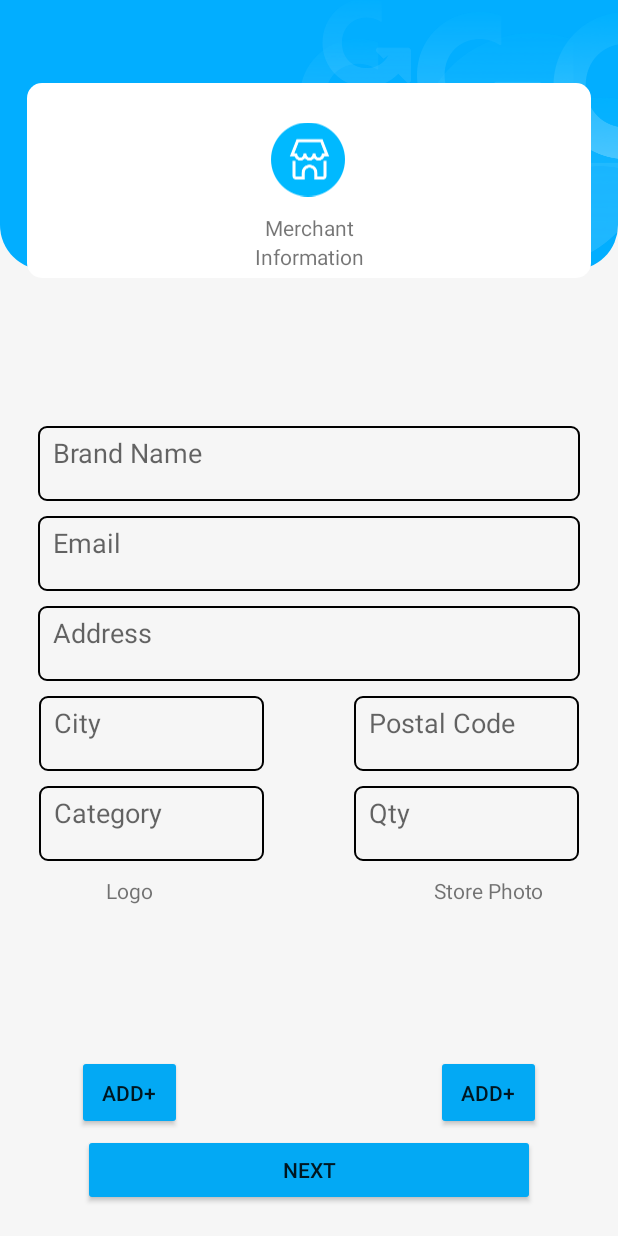
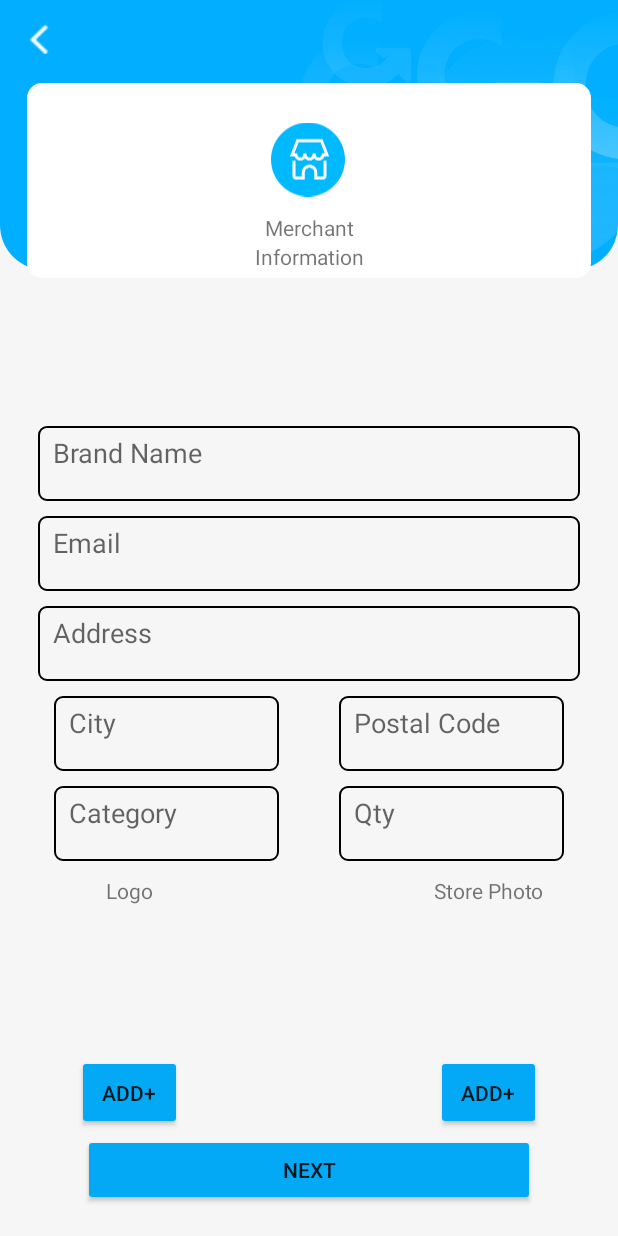
Before and after one commit to YusrilArr/Merchant, an Android app: the register1 screen opened directly, with no data from a screen before it, after a tap on "NEXT", on a phone screen of 412 x 824 dp. Run offline under Robolectric (Android 15) with nearby library versions, the phone set to English and light mode, and no system bars; our stand-ins replace Timber; libraries missing offline, so code that uses them is left out: com.mutualmobile.androidkeystore; Roboto replaces fonts that are not available here; 1 statement that could not run was skipped.

Commit message:
add back button

```diff
--- a/app/src/main/java/com/gpay/merchantapp/pages/register/register1.kt
+++ b/app/src/main/java/com/gpay/merchantapp/pages/register/register1.kt
@@ -6,14 +6,24 @@ import android.os.Bundle
 import android.view.View
 import android.widget.Button
 import com.gpay.merchantapp.R
+import com.gpay.merchantapp.databinding.ActivityRegister1Binding
+import com.gpay.merchantapp.databinding.ActivityRegister2Binding
 
 class register1 : AppCompatActivity() {
 
 //    private lateinit var btnnext: Button
 
+    private lateinit var binding : ActivityRegister1Binding
+
     override fun onCreate(savedInstanceState: Bundle?) {
         super.onCreate(savedInstanceState)
-        setContentView(R.layout.activity_register1)
+        binding = ActivityRegister1Binding.inflate(layoutInflater)
+        val view = binding.root
+        setContentView(view)
+
+        binding.backReg1.setOnClickListener {
+            finish()
+        }
 
 
         val btnnext1 = findViewById<Button>(R.id.btn_next1)
--- a/app/src/main/java/com/gpay/merchantapp/pages/register/register2.kt
+++ b/app/src/main/java/com/gpay/merchantapp/pages/register/register2.kt
@@ -5,11 +5,20 @@ import androidx.appcompat.app.AppCompatActivity
 import android.os.Bundle
 import android.widget.Button
 import com.gpay.merchantapp.R
+import com.gpay.merchantapp.databinding.ActivityRegister2Binding
 
 class register2 : AppCompatActivity() {
+
+    private lateinit var binding: ActivityRegister2Binding
     override fun onCreate(savedInstanceState: Bundle?) {
         super.onCreate(savedInstanceState)
-        setContentView(R.layout.activity_register2)
+        binding = ActivityRegister2Binding.inflate(layoutInflater)
+        val view = binding.root
+        setContentView(view)
+
+        binding.backReg2.setOnClickListener {
+            finish()
+        }
 
         val btnnext2 = findViewById<Button>(R.id.btn_next2)
         btnnext2.setOnClickListener {
--- a/app/src/main/res/layout/activity_register2.xml
+++ b/app/src/main/res/layout/activity_register2.xml
@@ -39,25 +39,26 @@
                             android:gravity="center|top"
                             android:orientation="vertical"
                             android:paddingLeft="@dimen/activity_horizontal_margin"
-                            android:paddingTop="@dimen/activity_vertical_margin"
+                            android:paddingTop="16dp"
                             android:paddingRight="@dimen/activity_horizontal_margin"
                             android:paddingBottom="@dimen/activity_vertical_margin">
 
-                            <LinearLayout
+                            <androidx.constraintlayout.widget.ConstraintLayout
                                 android:layout_width="match_parent"
-                                android:layout_height="wrap_content"
-                                android:gravity="center"
-                                android:orientation="vertical">
+                                android:layout_height="match_parent">
+                                <ImageView
+                                    android:id="@+id/back_reg2"
+                                    android:layout_width="20dp"
+                                    android:layout_height="20sp"
+                                    android:src="@drawable/icon_back">
 
-                                <LinearLayout
-                                    android:layout_width="wrap_content"
-                                    android:layout_height="wrap_content"
-                                    android:layout_gravity="left|top"
-                                    android:orientation="horizontal">
+                                </ImageView>
 
-                                </LinearLayout>
 
-                            </LinearLayout>
+                            </androidx.constraintlayout.widget.ConstraintLayout>
+
+
+
 
                         </LinearLayout>
 
@@ -190,13 +191,13 @@
                                     android:layout_width="150sp"
                                     android:layout_height="wrap_content"
                                     android:layout_marginTop="10sp"
-                                    android:layout_marginEnd="210dp"
-                                    android:paddingBottom="20sp"
+                                    android:layout_marginEnd="190dp"
+                                    android:background="@drawable/edittext_outline"
                                     android:hint="City"
 
-                                    android:background="@drawable/edittext_outline"
                                     android:paddingStart="10dp"
                                     android:paddingTop="5dp"
+                                    android:paddingBottom="20sp"
                                     app:layout_constraintEnd_toEndOf="parent"
                                     app:layout_constraintStart_toStartOf="parent"
                                     app:layout_constraintTop_toBottomOf="@+id/et_addressMerchant">
@@ -207,14 +208,14 @@
                                     android:id="@+id/et_postalcode"
                                     android:layout_width="150sp"
                                     android:layout_height="wrap_content"
-                                    android:layout_marginStart="210dp"
+                                    android:layout_marginStart="190dp"
                                     android:layout_marginTop="10sp"
-                                    android:paddingBottom="20sp"
+                                    android:background="@drawable/edittext_outline"
                                     android:hint="Postal Code"
 
-                                    android:background="@drawable/edittext_outline"
                                     android:paddingStart="10dp"
                                     android:paddingTop="5dp"
+                                    android:paddingBottom="20sp"
                                     app:layout_constraintEnd_toEndOf="parent"
                                     app:layout_constraintStart_toStartOf="parent"
                                     app:layout_constraintTop_toBottomOf="@+id/et_addressMerchant">
@@ -226,10 +227,10 @@
                                     android:layout_width="150sp"
                                     android:layout_height="wrap_content"
                                     android:layout_marginTop="10sp"
-                                    android:layout_marginEnd="210dp"
+                                    android:layout_marginEnd="190dp"
+                                    android:background="@drawable/edittext_outline"
+
                                     android:hint="Category"
-
-                                    android:background="@drawable/edittext_outline"
                                     android:paddingStart="10dp"
                                     android:paddingTop="5dp"
                                     android:paddingBottom="20sp"
@@ -243,13 +244,13 @@
                                     android:id="@+id/et_qty"
                                     android:layout_width="150sp"
                                     android:layout_height="wrap_content"
-                                    android:layout_marginStart="210dp"
-                                    android:hint="Qty"
+                                    android:layout_marginStart="190dp"
+                                    android:layout_marginTop="10sp"
 
                                     android:background="@drawable/edittext_outline"
+                                    android:hint="Qty"
                                     android:paddingStart="10dp"
                                     android:paddingTop="5dp"
-                                    android:layout_marginTop="10sp"
                                     android:paddingBottom="20sp"
                                     app:layout_constraintEnd_toEndOf="parent"
                                     app:layout_constraintStart_toStartOf="parent"
```
Also changed, not shown: app/src/main/java/com/gpay/merchantapp/pages/register/register3.kt (+9 -1 lines), app/src/main/res/layout/activity_register1.xml (+10 -16 lines), app/src/main/res/layout/activity_register3.xml (+9 -12 lines).
